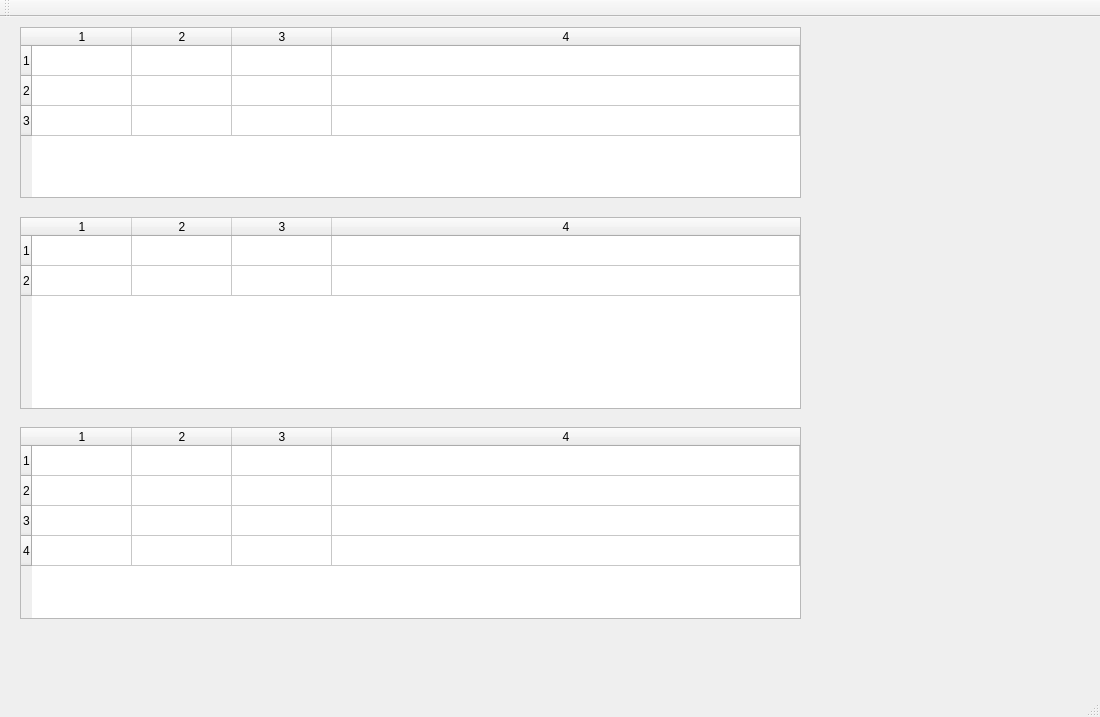
Old version of the form MainWindow.ui in the repository J-TAG/dump-truck-problem-simulation.
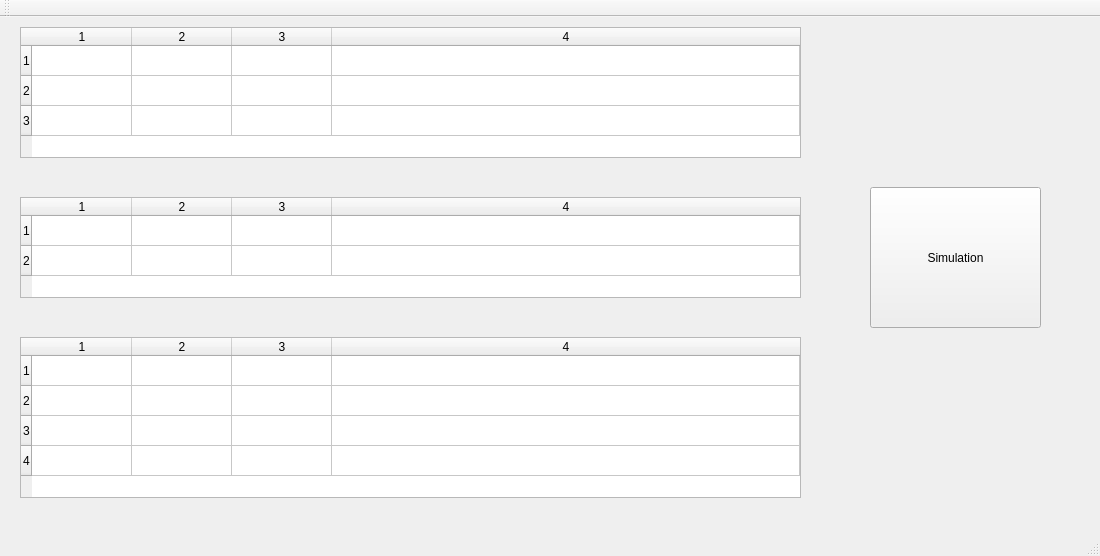
New version of the form.

Patch:
```diff
--- a/MainWindow.ui
+++ b/MainWindow.ui
@@ -7,7 +7,7 @@
     <x>0</x>
     <y>0</y>
     <width>1100</width>
-    <height>717</height>
+    <height>556</height>
    </rect>
   </property>
   <property name="windowTitle">
@@ -20,7 +20,7 @@
       <x>20</x>
       <y>10</y>
       <width>781</width>
-      <height>171</height>
+      <height>131</height>
      </rect>
     </property>
     <property name="sizePolicy">
@@ -59,9 +59,9 @@
     <property name="geometry">
      <rect>
       <x>20</x>
-      <y>200</y>
+      <y>180</y>
       <width>781</width>
-      <height>192</height>
+      <height>101</height>
      </rect>
     </property>
     <property name="editTriggers">
@@ -93,9 +93,9 @@
     <property name="geometry">
      <rect>
       <x>20</x>
-      <y>410</y>
+      <y>320</y>
       <width>781</width>
-      <height>192</height>
+      <height>161</height>
      </rect>
     </property>
     <property name="editTriggers">
@@ -122,6 +122,19 @@
     <column/>
     <column/>
    </widget>
+   <widget class="QPushButton" name="pushButtonSimulation">
+    <property name="geometry">
+     <rect>
+      <x>870</x>
+      <y>170</y>
+      <width>171</width>
+      <height>141</height>
+     </rect>
+    </property>
+    <property name="text">
+     <string>Simulation</string>
+    </property>
+   </widget>
   </widget>
   <widget class="QMenuBar" name="menuBar">
    <property name="geometry">
```
Left out of the diff: 2 changed lines with no effect on the pictures.
